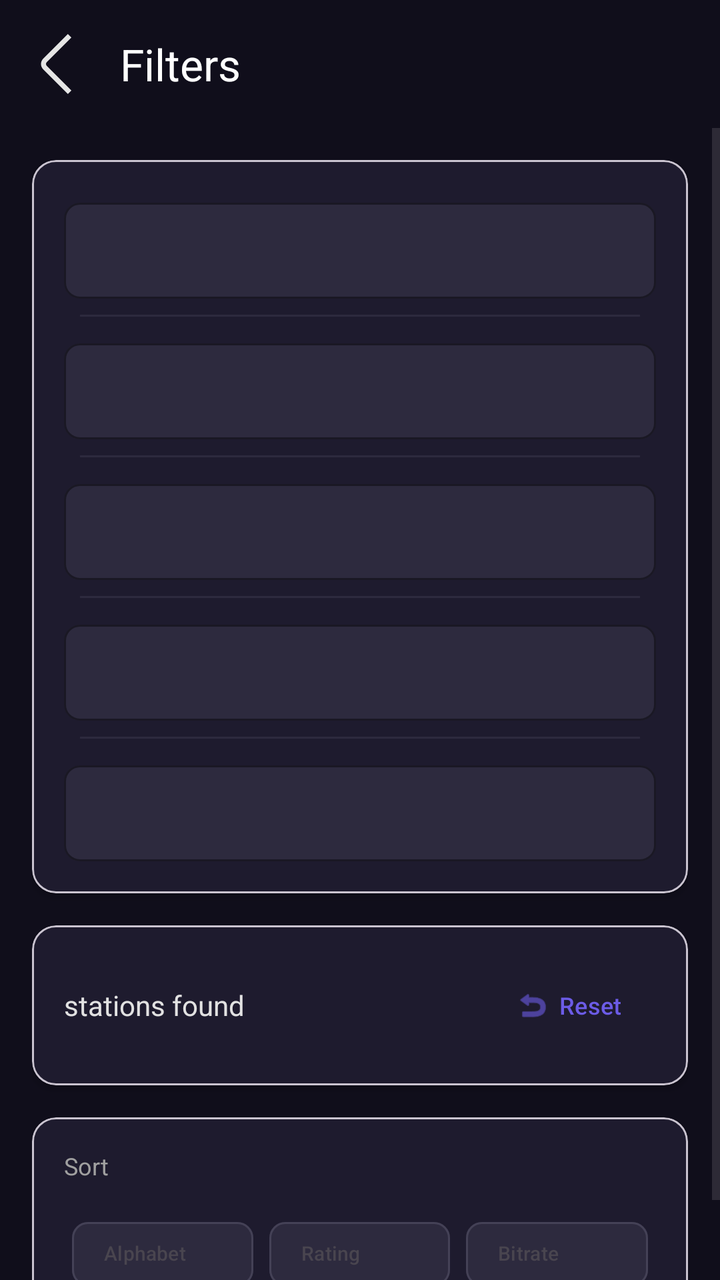
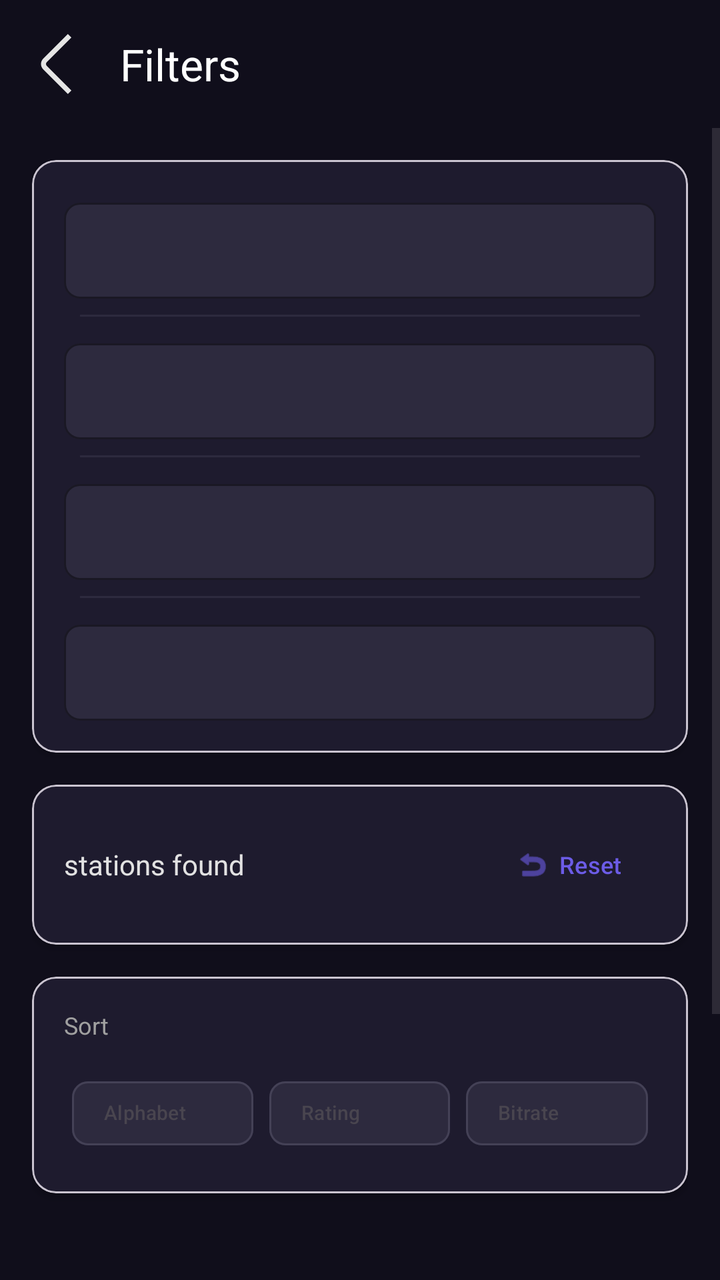

Compare the two renders of this Android layout. The source of the first and the diff that turns it into the second are given below.
<!-- AndroidManifest.xml: application theme Theme.WorldRadio -->
<!-- res/layout/fragment_filter.xml -->
<?xml version="1.0" encoding="utf-8"?>
<androidx.coordinatorlayout.widget.CoordinatorLayout xmlns:android="http://schemas.android.com/apk/res/android"
    xmlns:app="http://schemas.android.com/apk/res-auto"
    xmlns:tools="http://schemas.android.com/tools"
    android:layout_width="match_parent"
    android:layout_height="match_parent"
    android:background="#100E1B"
    android:fitsSystemWindows="true">

    <com.google.android.material.appbar.AppBarLayout
        android:layout_width="match_parent"
        android:layout_height="wrap_content"
        android:background="#100E1B"
        android:elevation="0dp">

        <com.google.android.material.appbar.MaterialToolbar
            android:id="@+id/toolbar"
            android:layout_width="match_parent"
            android:layout_height="?attr/actionBarSize"
            android:background="#100E1B"
            app:navigationIcon="@drawable/back"
            app:title="@string/filters"
            app:titleTextColor="@color/white" />

    </com.google.android.material.appbar.AppBarLayout>

    <ScrollView
        android:layout_width="match_parent"
        android:layout_height="match_parent"
        app:layout_behavior="@string/appbar_scrolling_view_behavior">

        <LinearLayout
            android:layout_width="match_parent"
            android:layout_height="wrap_content"
            android:orientation="vertical"
            android:padding="16dp">

            <com.google.android.material.card.MaterialCardView
                android:layout_width="match_parent"
                android:layout_height="wrap_content"
                app:cardBackgroundColor="#1E1B2E"
                app:cardCornerRadius="12dp"
                app:cardElevation="2dp"
                android:layout_marginBottom="16dp">

                <LinearLayout
                    android:layout_width="match_parent"
                    android:layout_height="wrap_content"
                    android:orientation="vertical"
                    android:padding="8dp">

                    <include
                        android:id="@+id/filterName"
                        layout="@layout/filter_field"
                        android:layout_width="match_parent"
                        android:layout_height="wrap_content" />

                    <View
                        android:layout_width="match_parent"
                        android:layout_height="1dp"
                        android:layout_marginStart="16dp"
                        android:layout_marginEnd="16dp"
                        android:background="#2D2A3E" />

                    <include
                        android:id="@+id/filterCountry"
                        layout="@layout/filter_field"
                        android:layout_width="match_parent"
                        android:layout_height="wrap_content" />

                    <View
                        android:layout_width="match_parent"
                        android:layout_height="1dp"
                        android:layout_marginStart="16dp"
                        android:layout_marginEnd="16dp"
                        android:background="#2D2A3E" />

                    <include
                        android:id="@+id/filterTags"
                        layout="@layout/filter_field"
                        android:layout_width="match_parent"
                        android:layout_height="wrap_content" />

                    <View
                        android:layout_width="match_parent"
                        android:layout_height="1dp"
                        android:layout_marginStart="16dp"
                        android:layout_marginEnd="16dp"
                        android:background="#2D2A3E" />

                    <include
                        android:id="@+id/filterLanguage"
                        layout="@layout/filter_field"
                        android:layout_width="match_parent"
                        android:layout_height="wrap_content" />

                    <View
                        android:layout_width="match_parent"
                        android:layout_height="1dp"
                        android:layout_marginStart="16dp"
                        android:layout_marginEnd="16dp"
                        android:background="#2D2A3E" />

                    <include
                        android:id="@+id/filterCodec"
                        layout="@layout/filter_field"
                        android:layout_width="match_parent"
                        android:layout_height="wrap_content" />

                </LinearLayout>

            </com.google.android.material.card.MaterialCardView>

            <com.google.android.material.card.MaterialCardView
                android:layout_width="match_parent"
                android:layout_height="wrap_content"
                app:cardBackgroundColor="#1E1B2E"
                app:cardCornerRadius="12dp"
                app:cardElevation="2dp"
                android:layout_marginBottom="16dp">

                <LinearLayout
                    android:layout_width="match_parent"
                    android:layout_height="wrap_content"
                    android:orientation="horizontal"
                    android:padding="16dp"
                    android:gravity="center_vertical">

                    <TextView
                        android:id="@+id/StationCount"
                        android:layout_width="0dp"
                        android:layout_height="wrap_content"
                        android:layout_weight="1"
                        android:ellipsize="marquee"
                        android:focusable="true"
                        android:focusableInTouchMode="true"
                        android:marqueeRepeatLimit="marquee_forever"
                        android:scrollHorizontally="true"
                        android:singleLine="true"
                        android:text="@string/filter_count"
                        android:textColor="#E2E2E2"
                        android:textSize="14sp" />

                    <com.google.android.material.button.MaterialButton
                        android:id="@+id/btnReset"
                        style="@style/Widget.Material3.Button.TextButton"
                        android:layout_width="wrap_content"
                        android:layout_height="wrap_content"
                        android:text="@string/reset"
                        android:textColor="#6C5CE7"
                        android:textSize="12sp"
                        app:icon="@android:drawable/ic_menu_revert"
                        app:iconTint="#6C5CE7"
                        app:iconGravity="textStart" />

                </LinearLayout>

            </com.google.android.material.card.MaterialCardView>

            <com.google.android.material.card.MaterialCardView
                android:layout_width="match_parent"
                android:layout_height="wrap_content"
                app:cardBackgroundColor="#1E1B2E"
                app:cardCornerRadius="12dp"
                app:cardElevation="2dp">

                <LinearLayout
                    android:layout_width="match_parent"
                    android:layout_height="wrap_content"
                    android:orientation="vertical"
                    android:padding="16dp">

                    <TextView
                        android:layout_width="wrap_content"
                        android:layout_height="wrap_content"
                        android:layout_marginBottom="12dp"
                        android:text="@string/sort"
                        android:textColor="#A0A0A0"
                        android:textSize="12sp" />

                    <androidx.constraintlayout.widget.ConstraintLayout
                        android:layout_width="match_parent"
                        android:layout_height="wrap_content">

                        <androidx.constraintlayout.widget.Guideline
                            android:id="@+id/g1"
                            android:layout_width="wrap_content"
                            android:layout_height="wrap_content"
                            android:orientation="vertical"
                            app:layout_constraintGuide_percent="0.333" />

                        <androidx.constraintlayout.widget.Guideline
                            android:id="@+id/g2"
                            android:layout_width="wrap_content"
                            android:layout_height="wrap_content"
                            android:orientation="vertical"
                            app:layout_constraintGuide_percent="0.666" />

                        <com.google.android.material.chip.Chip
                            android:id="@+id/chipAlphabet"
                            style="@style/Widget.Material3.Chip.Filter"
                            android:layout_width="0dp"
                            android:layout_height="wrap_content"
                            android:layout_marginStart="4dp"
                            android:layout_marginEnd="4dp"
                            android:text="@string/alphabet"
                            android:gravity="center"
                            android:textSize="10dp"
                            app:layout_constraintTop_toTopOf="parent"
                            app:layout_constraintStart_toStartOf="parent"
                            app:layout_constraintEnd_toStartOf="@+id/g1"
                            app:chipBackgroundColor="@color/chip_selector"
                            app:chipStrokeColor="@color/chip_stroke_selector"
                            app:chipStrokeWidth="1dp"
                            tools:ignore="SpUsage" />

                        <com.google.android.material.chip.Chip
                            android:id="@+id/chipRating"
                            style="@style/Widget.Material3.Chip.Filter"
                            android:layout_width="0dp"
                            android:layout_height="wrap_content"
                            android:layout_marginStart="4dp"
                            android:layout_marginEnd="4dp"
                            android:text="@string/rating"
                            android:gravity="center"
                            android:textSize="10dp"
                            app:layout_constraintTop_toTopOf="parent"
                            app:layout_constraintStart_toStartOf="@+id/g1"
                            app:layout_constraintEnd_toStartOf="@+id/g2"
                            app:chipBackgroundColor="@color/chip_selector"
                            app:chipStrokeColor="@color/chip_stroke_selector"
                            app:chipStrokeWidth="1dp"
                            tools:ignore="SpUsage" />

                        <com.google.android.material.chip.Chip
                            android:id="@+id/chipBitrate"
                            style="@style/Widget.Material3.Chip.Filter"
                            android:layout_width="0dp"
                            android:layout_height="wrap_content"
                            android:layout_marginStart="4dp"
                            android:layout_marginEnd="4dp"
                            android:textSize="10dp"
                            android:text="@string/bitrate"
                            android:gravity="center"
                            app:layout_constraintTop_toTopOf="parent"
                            app:layout_constraintStart_toStartOf="@+id/g2"
                            app:layout_constraintEnd_toEndOf="parent"
                            app:chipBackgroundColor="@color/chip_selector"
                            app:chipStrokeColor="@color/chip_stroke_selector"
                            app:chipStrokeWidth="1dp"
                            tools:ignore="SpUsage" />

                    </androidx.constraintlayout.widget.ConstraintLayout>

                </LinearLayout>

            </com.google.android.material.card.MaterialCardView>

        </LinearLayout>

    </ScrollView>

</androidx.coordinatorlayout.widget.CoordinatorLayout>
<!-- res/layout/filter_field.xml (included above) -->
<?xml version="1.0" encoding="utf-8"?>
<LinearLayout xmlns:android="http://schemas.android.com/apk/res/android"
    xmlns:app="http://schemas.android.com/apk/res-auto"
    android:layout_width="match_parent"
    android:layout_height="wrap_content"
    android:orientation="vertical"
    android:padding="8dp">

    <com.google.android.material.textfield.TextInputLayout
        android:id="@+id/textInputLayout"
        android:layout_width="match_parent"
        android:layout_height="wrap_content"
        app:boxBackgroundColor="#2D2A3E"
        app:boxCornerRadiusBottomEnd="8dp"
        app:boxCornerRadiusBottomStart="8dp"
        app:boxCornerRadiusTopEnd="8dp"
        app:boxCornerRadiusTopStart="8dp"
        app:endIconMode="clear_text"
        app:startIconTint="@color/white"
        app:hintTextColor="@color/white"
        app:boxStrokeColor="#6C5CE7"
        app:endIconTint="@color/white">

        <com.google.android.material.textfield.MaterialAutoCompleteTextView
            android:id="@+id/autoComplete"
            android:layout_width="match_parent"
            android:layout_height="wrap_content"
            android:minHeight="48dp"
            android:paddingStart="15dp"
            android:textColor="#FFFFFF"
            android:textColorHint="#A0A0A0"
            android:textSize="14sp" />

    </com.google.android.material.textfield.TextInputLayout>

</LinearLayout>
<!-- resources referenced by this layout -->
<resources>
  <color name="white">#FFFFFF</color>
  <!-- drawable back (drawable) -->
  <vector xmlns:android="http://schemas.android.com/apk/res/android"
      android:width="30dp"
      android:height="30dp"
      android:viewportWidth="30"
      android:viewportHeight="30">
    <path
        android:pathData="M20.94,29.993L8.599,17.651C7.896,16.948 7.501,15.994 7.501,15C7.501,14.006 7.896,13.052 8.599,12.349L20.933,0.015L22.7,1.783L10.366,14.116C10.132,14.351 10,14.669 10,15C10,15.332 10.132,15.649 10.366,15.884L22.708,28.225L20.94,29.993Z"
        android:fillColor="#E5E5E5"/>
  </vector>
  <string name="alphabet">Alphabet</string>
  <string name="bitrate">Bitrate</string>
  <string name="filter_count">stations found</string>
  <string name="filters">Filters</string>
  <string name="rating">Rating</string>
  <string name="reset">Reset</string>
  <string name="sort">Sort</string>
  <style name="Theme.WorldRadio" parent="Base.Theme.WorldRadio" />
  <style name="Base.Theme.WorldRadio" parent="Theme.Material3.DayNight.NoActionBar">
          
          
      </style>
</resources>

<!-- the commit's change to res/layout/fragment_filter.xml (unified diff, before → after) -->
@@ -90,19 +90,6 @@
 
                     <include
                         android:id="@+id/filterLanguage"
-                        layout="@layout/filter_field"
-                        android:layout_width="match_parent"
-                        android:layout_height="wrap_content" />
-
-                    <View
-                        android:layout_width="match_parent"
-                        android:layout_height="1dp"
-                        android:layout_marginStart="16dp"
-                        android:layout_marginEnd="16dp"
-                        android:background="#2D2A3E" />
-
-                    <include
-                        android:id="@+id/filterCodec"
                         layout="@layout/filter_field"
                         android:layout_width="match_parent"
                         android:layout_height="wrap_content" />
@@ -160,6 +147,7 @@
             <com.google.android.material.card.MaterialCardView
                 android:layout_width="match_parent"
                 android:layout_height="wrap_content"
+                android:layout_marginBottom="200dp"
                 app:cardBackgroundColor="#1E1B2E"
                 app:cardCornerRadius="12dp"
                 app:cardElevation="2dp">
